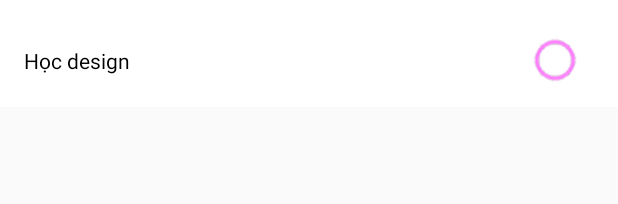
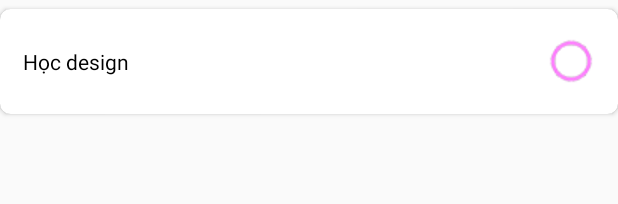
Before and after one commit to hoang023/PomodoroApp, an Android app: the layout item_tasks.xml on its own in the app's theme, with its tools: preview values and no code run, on a phone screen of 412 x 824 dp. Shown: the top 204 px of the screen. Run offline under Robolectric (Android 15) with nearby library versions, the phone set to English and light mode, and no system bars.

Commit message:
1.2.0: fix checkbox (1 % 0)

```diff
--- a/app/src/main/java/com/example/pomodoro/TasksFunctions/Data.java
+++ b/app/src/main/java/com/example/pomodoro/TasksFunctions/Data.java
@@ -1,6 +1,6 @@
 package com.example.pomodoro.TasksFunctions;
 
-public class Data extends  TaskId{
+public class Data{
 
     private String Content;
     private int Status;
--- a/app/src/main/res/layout/activity_tasks.xml
+++ b/app/src/main/res/layout/activity_tasks.xml
@@ -29,12 +29,12 @@
         android:background="#C1A1E9"
         android:orientation="vertical">
 
+
         <androidx.recyclerview.widget.RecyclerView
             android:id="@+id/recyclerview"
             android:layout_width="match_parent"
             android:layout_height="match_parent"
-            android:layout_above="@+id/addBtn" />
-
+            android:layout_marginBottom="-1dp" />
 
         <com.google.android.material.floatingactionbutton.FloatingActionButton
             android:id="@+id/addBtn"
--- a/app/src/main/res/layout/item_tasks.xml
+++ b/app/src/main/res/layout/item_tasks.xml
@@ -1,22 +1,22 @@
 <?xml version="1.0" encoding="utf-8"?>
-<RelativeLayout xmlns:android="http://schemas.android.com/apk/res/android"
+<androidx.cardview.widget.CardView xmlns:android="http://schemas.android.com/apk/res/android"
     android:layout_width="fill_parent"
     android:layout_height="wrap_content"
+    xmlns:app="http://schemas.android.com/apk/res-auto"
     android:background="#FFFFFF"
     android:orientation="vertical"
-    android:paddingLeft="16dp"
-    android:paddingRight="16dp">
+    android:layout_marginTop="6dp"
+    app:cardCornerRadius="7dp">
 
 
     <CheckBox
         android:id="@+id/checkBox"
-        android:layout_width="395dp"
-        android:layout_height="56dp"
-        android:layout_marginTop="15dp"
-        android:layout_marginEnd="10dp"
+        android:layout_width="match_parent"
+        android:layout_height="70dp"
+        android:layout_gravity="center"
         android:button="@null"
         android:drawableRight="@drawable/custom_checkbox"
-        android:paddingTop="15dp"
-        android:paddingBottom="22dp"
-        android:text="Học design" />
-</RelativeLayout>
+        android:paddingLeft="15dp"
+        android:paddingRight="15dp"
+        android:text="Học design"/>
+</androidx.cardview.widget.CardView>
```
Also changed, not shown: app/src/main/java/com/example/pomodoro/TasksFunctions/RecyclerView_Config.java (+9 -10 lines), app/src/main/java/com/example/pomodoro/TasksFunctions/TaskId.java (deleted, +0 -15 lines).
